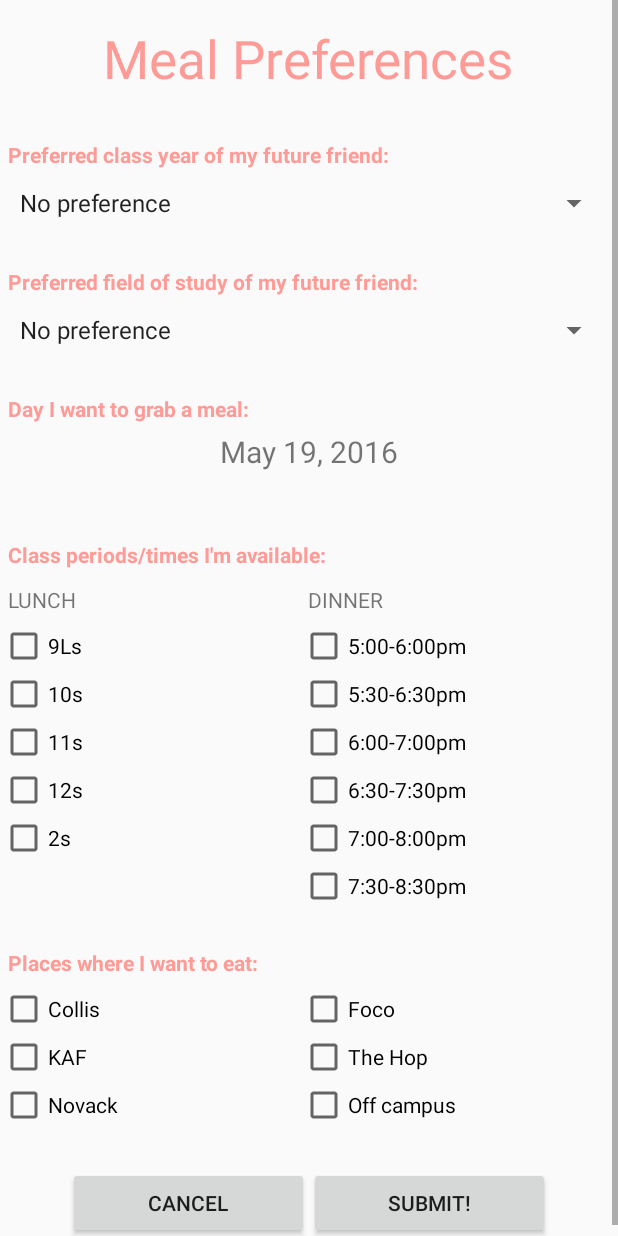
After one commit to edreichua/MealBuddy, an Android app: the RequestPrefActivity screen opened directly, with no data from a screen before it, on a phone screen of 412 x 824 dp. The commit adds this screen. Run offline under Robolectric (Android 15) with nearby library versions, the phone set to English and light mode, and no system bars.

Commit message:
get meal

```diff
--- a/app/src/main/java/com/example/mealbuddy/mealbuddy/MainActivity.java
+++ b/app/src/main/java/com/example/mealbuddy/mealbuddy/MainActivity.java
@@ -1,19 +1,18 @@
 package com.example.mealbuddy.mealbuddy;
 
+import android.app.Fragment;
 import android.app.FragmentManager;
+import android.content.Intent;
 import android.os.Bundle;
-import android.app.Fragment;
-import android.os.Bundle;
-import android.preference.PreferenceFragment;
 import android.support.design.widget.NavigationView;
 import android.support.v4.view.GravityCompat;
 import android.support.v4.widget.DrawerLayout;
 import android.support.v7.app.ActionBarDrawerToggle;
 import android.support.v7.app.AppCompatActivity;
 import android.support.v7.widget.Toolbar;
+import android.view.Menu;
 import android.view.MenuItem;
-
-import android.view.Menu;
+import android.view.View;
 
 public class MainActivity extends AppCompatActivity
         implements NavigationView.OnNavigationItemSelectedListener {
@@ -53,6 +52,11 @@ public class MainActivity extends AppCompatActivity
         }
     }
 
+    public void getMeal(View view) {
+        Intent intent = new Intent(this, RequestPrefActivity.class);
+        startActivity(intent);
+    }
+
     @Override
     public boolean onCreateOptionsMenu(Menu menu) {
         // Inflate the menu; this adds items to the action bar if it is present.
--- /dev/null
+++ b/app/src/main/java/com/example/mealbuddy/mealbuddy/MealRequest.java
@@ -0,0 +1,64 @@
+package com.example.mealbuddy.mealbuddy;
+
+import java.util.ArrayList;
+
+/**
+ * Created by seancann on 4/19/2016.
+ */
+public class MealRequest {
+    private Long id;
+    private String mClassYearPref;    // Preference for class year of future friend
+    private String mFieldOfStudyPref; // Preference for field of study of future friend
+    private long mDate;               // Day of availability
+    private ArrayList<Integer> mTimeList;     // List of available times
+    private ArrayList<Integer> mLocationList; // List of eating locations
+
+    // Constructor
+    MealRequest(){
+        mLocationList = new ArrayList<>();
+        mTimeList = new ArrayList<>();
+    }
+
+    // Setter and Getter for id
+    public void setmId(long id) {
+        this.id = id;
+    }
+    public long getmId() {
+        return id;
+    }
+
+    // Setter and Getter for InputType
+    public void setmClassYearPref(String mClassYearPref) {
+        this.mClassYearPref = mClassYearPref;
+    }
+    public String getmClassYearPref() {
+        return mClassYearPref;
+    }
+
+    // Setter and Getter for ActivityType
+    public void setmFieldOfStudyPref(String mFieldOfStudyPref) {
+        this.mFieldOfStudyPref = mFieldOfStudyPref;
+    }
+    public String getmFieldOfStudyPref() {
+        return mFieldOfStudyPref;
+    }
+
+    // Setter and Getter for DateTime
+    public void setmDate(long mDate) {
+        this.mDate = mDate;
+    }
+    public long getmDateTime() {
+        return mDate;
+    }
+
+    // Setter and Getter for Time List
+    public void setmTimeList(ArrayList<Integer> mTimeList) { this.mTimeList = mTimeList; }
+    public void addmTimeList(Integer mTime) { mTimeList.add(mTime); }
+    public ArrayList<Integer> getmTimeList() { return mTimeList; }
+
+    // Setter and Getter for Location List
+    public void setmLocationList(ArrayList<Integer> mLocationList) { this.mLocationList = mLocationList; }
+    public void addmLocationList(Integer mLocation) { mLocationList.add(mLocation); }
+    public ArrayList<Integer> getmLocationList() { return mLocationList; }
+
+}
--- /dev/null
+++ b/app/src/main/java/com/example/mealbuddy/mealbuddy/RequestPrefActivity.java
@@ -0,0 +1,197 @@
+package com.example.mealbuddy.mealbuddy;
+
+/**
+ * Created by seancann on 4/19/2016.
+ */
+
+import android.app.Activity;
+import android.app.DatePickerDialog;
+import android.app.Dialog;
+import android.os.Bundle;
+import android.util.Log;
+import android.view.View;
+import android.widget.Button;
+import android.widget.CheckBox;
+import android.widget.DatePicker;
+import android.widget.Spinner;
+import android.widget.TextView;
+import android.widget.Toast;
+
+import java.text.DateFormatSymbols;
+import java.util.Calendar;
+
+public class RequestPrefActivity extends Activity {
+
+    // For location and time preferences
+    CheckBox loc1,loc2,loc3,loc4,loc5,loc6;
+    CheckBox time1,time2,time3,time4,time5,time6,time7,time8,time9,time10,time11;
+
+    private Button submitButton, cancelButton;
+    private Spinner classYearSpinner, fieldOfStudySpinner;
+
+//    private DatePicker datePicker;
+    private Calendar calendar;
+    private TextView dateView;
+    private int year, month, day;
+
+    public static MealRequest meal;
+
+
+    @Override
+    protected void onCreate(Bundle savedInstanceState) {
+
+        super.onCreate(savedInstanceState);
+        setContentView(R.layout.activity_requestpref);
+
+        meal = new MealRequest();
+
+        // Get the ids of the buttons
+        submitButton = (Button) findViewById(R.id.button_submit);
+        cancelButton = (Button) findViewById(R.id.button_cancel);
+
+        // Get the ids of the location checkboxes
+        loc1=(CheckBox)findViewById(R.id.locCheckBox1);
+        loc2=(CheckBox)findViewById(R.id.locCheckBox2);
+        loc3=(CheckBox)findViewById(R.id.locCheckBox3);
+        loc4=(CheckBox)findViewById(R.id.locCheckBox4);
+        loc5=(CheckBox)findViewById(R.id.locCheckBox5);
+        loc6=(CheckBox)findViewById(R.id.locCheckBox6);
+
+        // Get the ids of the time checkboxes
+        time1=(CheckBox)findViewById(R.id.timeCheckBox1);
+        time2=(CheckBox)findViewById(R.id.timeCheckBox2);
+        time3=(CheckBox)findViewById(R.id.timeCheckBox3);
+        time4=(CheckBox)findViewById(R.id.timeCheckBox4);
+        time5=(CheckBox)findViewById(R.id.timeCheckBox5);
+        time6=(CheckBox)findViewById(R.id.timeCheckBox6);
+        time7=(CheckBox)findViewById(R.id.timeCheckBox7);
+        time8=(CheckBox)findViewById(R.id.timeCheckBox8);
+        time9=(CheckBox)findViewById(R.id.timeCheckBox9);
+        time10=(CheckBox)findViewById(R.id.timeCheckBox10);
+        time11=(CheckBox)findViewById(R.id.timeCheckBox11);
+
+        // Get the ids of the spinners
+        classYearSpinner=(Spinner) findViewById(R.id.spinnerClassYear);
+        fieldOfStudySpinner=(Spinner) findViewById(R.id.spinnerFieldOfStudy);
+
+        // Variables to deal with picking a day
+        dateView = (TextView) findViewById(R.id.dateTextView);
+        calendar = Calendar.getInstance();
+        year = calendar.get(Calendar.YEAR);
+        month = calendar.get(Calendar.MONTH);
+        day = calendar.get(Calendar.DAY_OF_MONTH);
+        showDate(year, month+1, day);
+
+        // Trigger activity on selecting date text
+        dateView.setOnClickListener(new View.OnClickListener() {
+            @Override
+            public void onClick(View arg) {
+                Log.d("Testing", "Selecting date!");
+                setDate();
+            }
+        });
+
+        // Trigger activity on selecting start button
+        submitButton.setOnClickListener(new View.OnClickListener() {
+            @Override
+            public void onClick(View arg) {
+
+                // Get the preferred class year and field of study from the spinners
+                final String classYearText = classYearSpinner.getSelectedItem().toString();
+                final String fieldOfStudyText = fieldOfStudySpinner.getSelectedItem().toString();
+
+                // Set the preferred class year and field of study
+                meal.setmClassYearPref(classYearText);
+                meal.setmFieldOfStudyPref(fieldOfStudyText);
+
+                // Get data from location checkboxes to set the location list
+                if (loc1.isChecked())
+                    meal.addmLocationList(1);
+                if (loc2.isChecked())
+                    meal.addmLocationList(2);
+                if (loc3.isChecked())
+                    meal.addmLocationList(3);
+                if (loc4.isChecked())
+                    meal.addmLocationList(4);
+                if (loc5.isChecked())
+                    meal.addmLocationList(5);
+                if (loc6.isChecked())
+                    meal.addmLocationList(6);
+
+                // Get data from time checkboxes to set the time list
+                if (time1.isChecked())
+                    meal.addmTimeList(1);
+                if (time2.isChecked())
+                    meal.addmTimeList(2);
+                if (time3.isChecked())
+                    meal.addmTimeList(3);
+                if (time4.isChecked())
+                    meal.addmTimeList(4);
+                if (time5.isChecked())
+                    meal.addmTimeList(5);
+                if (time6.isChecked())
+                    meal.addmTimeList(6);
+                if (time7.isChecked())
+                    meal.addmTimeList(7);
+                if (time8.isChecked())
+                    meal.addmTimeList(8);
+                if (time9.isChecked())
+                    meal.addmTimeList(9);
+                if (time10.isChecked())
+                    meal.addmTimeList(10);
+                if (time11.isChecked())
+                    meal.addmTimeList(11);
+
+                // Submit the meal request
+                submit(meal);
+            }
+        });
+
+        // Trigger activity on selecting cancel button
+        cancelButton.setOnClickListener(new View.OnClickListener() {
+            @Override
+            public void onClick(View arg) {
+                finish();
+            }
+        });
+    }
+
+    public void submit(MealRequest meal) {
+        Log.d("Testing", "Submitted meal: " + meal);
+        Log.d("Testing", "Preferred class year: " + meal.getmClassYearPref());
+        Log.d("Testing", "Preferred field of study: " + meal.getmFieldOfStudyPref());
+        Log.d("Testing", "Meal locations: " + meal.getmLocationList());
+        Log.d("Testing", "Meal times: " + meal.getmTimeList());
+        Toast.makeText(getApplicationContext(), "Submitted!", Toast.LENGTH_SHORT).show();
+    }
+
+    @SuppressWarnings("deprecation")
+    public void setDate() {
+        showDialog(999);
+    }
+
+    @Override
+    @SuppressWarnings("deprecation")
+    protected Dialog onCreateDialog(int id) {
+        // TODO Auto-generated method stub
+        if (id == 999) {
+            return new DatePickerDialog(this, myDateListener, year, month, day);
+        }
+        return null;
+    }
+
+    private DatePickerDialog.OnDateSetListener myDateListener = new DatePickerDialog.OnDateSetListener() {
+        @Override
+        public void onDateSet(DatePicker arg0, int year, int month, int day) {
+            showDate(year, month+1, day);
+        }
+    };
+
+    private void showDate(int year, int month, int day) {
+        dateView.setText(intToMonth(month) + " " + day + ", " + year);
+    }
+
+    public String intToMonth(int month) {
+        return new DateFormatSymbols().getMonths()[month-1];
+    }
+}
--- /dev/null
+++ b/app/src/main/res/layout/activity_requestpref.xml
@@ -0,0 +1,319 @@
+<?xml version="1.0" encoding="utf-8"?>
+<LinearLayout xmlns:android="http://schemas.android.com/apk/res/android"
+    android:id="@+id/fragment_start"
+    android:orientation="vertical" android:layout_width="match_parent"
+    android:layout_height="wrap_content">
+
+    <!-- Allow for scroll view -->
+    <ScrollView
+        android:layout_height="match_parent"
+        android:layout_width="match_parent"
+        xmlns:android="http://schemas.android.com/apk/res/android">
+
+        <LinearLayout xmlns:android="http://schemas.android.com/apk/res/android"
+            android:layout_width="match_parent"
+            android:layout_height="match_parent"
+            android:orientation="vertical" >
+
+
+            <!-- Title -->
+
+            <TextView
+                android:layout_width="wrap_content"
+                android:layout_height="wrap_content"
+                android:layout_margin="5dp"
+                android:layout_gravity="center_horizontal"
+                android:paddingTop="10dp"
+                android:textSize="35dp"
+                android:textColor="@color/colorPrimary"
+                android:text="Meal Preferences" >
+            </TextView>
+
+
+            <!-- Class year -->
+
+            <TextView
+                android:layout_width="wrap_content"
+                android:layout_height="wrap_content"
+                android:layout_margin="5dp"
+                android:paddingTop="20dp"
+                android:textStyle="bold"
+                android:textColor="@color/colorPrimary"
+                android:text="Preferred class year of my future friend:" >
+            </TextView>
+
+            <Spinner
+                android:id="@+id/spinnerClassYear"
+                android:layout_width="match_parent"
+                android:layout_height="wrap_content"
+                android:layout_margin="5dp"
+                android:entries="@array/request_class_year_spinner_list" >
+            </Spinner>
+
+
+            <!-- Field of study -->
+
+            <TextView
+                android:layout_width="wrap_content"
+                android:layout_height="wrap_content"
+                android:layout_margin="5dp"
+                android:paddingTop="20dp"
+                android:textStyle="bold"
+                android:textColor="@color/colorPrimary"
+                android:text="Preferred field of study of my future friend:" >
+            </TextView>
+
+            <Spinner
+                android:id="@+id/spinnerFieldOfStudy"
+                android:layout_width="match_parent"
+                android:layout_height="wrap_content"
+                android:layout_margin="5dp"
+                android:entries="@array/request_field_of_study_spinner_list" >
+            </Spinner>
+
+
+            <!-- Date -->
+
+            <TextView
+                android:layout_width="wrap_content"
+                android:layout_height="wrap_content"
+                android:layout_margin="5dp"
+                android:paddingTop="20dp"
+                android:textStyle="bold"
+                android:textColor="@color/colorPrimary"
+                android:text="Day I want to grab a meal:" >
+            </TextView>
+
+            <TextView
+                android:id="@+id/dateTextView"
+                android:layout_width="wrap_content"
+                android:layout_height="wrap_content"
+                android:layout_gravity="center_horizontal"
+                android:text="Please pick a day"
+                android:textSize="20dp" />
+
+
+            <!-- Times -->
+
+            <TextView
+                android:layout_width="wrap_content"
+                android:layout_height="wrap_content"
+                android:layout_margin="5dp"
+                android:paddingTop="40dp"
+                android:textStyle="bold"
+                android:textColor="@color/colorPrimary"
+                android:text="Class periods/times I'm available:" >
+            </TextView>
+
+            <RelativeLayout
+                android:layout_width="match_parent"
+                android:layout_height="match_parent">
+
+                <LinearLayout
+                    android:id="@+id/lunchTimes"
+                    android:layout_width="match_parent"
+                    android:layout_height="match_parent"
+                    android:orientation="vertical">
+
+                    <TextView
+                        android:layout_width="wrap_content"
+                        android:layout_height="wrap_content"
+                        android:layout_margin="5dp"
+                        android:text="LUNCH" >
+                    </TextView>
+
+                    <CheckBox
+                        android:id="@+id/timeCheckBox1"
+                        android:layout_width="wrap_content"
+                        android:layout_height="wrap_content"
+                        android:text="9Ls"
+                        android:layout_centerHorizontal="false" />
+                    <CheckBox
+                        android:id="@+id/timeCheckBox2"
+                        android:layout_width="wrap_content"
+                        android:layout_height="wrap_content"
+                        android:text="10s"
+                        android:layout_centerHorizontal="true" />
+                    <CheckBox
+                        android:id="@+id/timeCheckBox3"
+                        android:layout_width="wrap_content"
+                        android:layout_height="wrap_content"
+                        android:text="11s"
+                        android:layout_centerHorizontal="true" />
+                    <CheckBox
+                        android:id="@+id/timeCheckBox4"
+                        android:layout_width="wrap_content"
+                        android:layout_height="wrap_content"
+                        android:text="12s"
+                        android:layout_centerHorizontal="true" />
+                    <CheckBox
+                        android:id="@+id/timeCheckBox5"
+                        android:layout_width="wrap_content"
+                        android:layout_height="wrap_content"
+                        android:text="2s"
+                        android:layout_centerHorizontal="true" />
+
+                </LinearLayout>
+
+                <LinearLayout
+                    android:id="@+id/dinnerTimes"
+                    android:layout_width="match_parent"
+                    android:layout_height="match_parent"
+                    android:orientation="vertical"
+                    android:layout_marginLeft="200dp">
+
+                    <TextView
+                        android:layout_width="wrap_content"
+                        android:layout_height="wrap_content"
+                        android:layout_margin="5dp"
+                        android:text="DINNER" >
+                    </TextView>
+
+                    <CheckBox
+                        android:id="@+id/timeCheckBox6"
+                        android:layout_width="wrap_content"
+                        android:layout_height="wrap_content"
+                        android:text="5:00-6:00pm"
+                        android:layout_centerHorizontal="true" />
+                    <CheckBox
+                        android:id="@+id/timeCheckBox7"
+                        android:layout_width="wrap_content"
+                        android:layout_height="wrap_content"
+                        android:text="5:30-6:30pm"
+                        android:layout_centerHorizontal="true" />
+                    <CheckBox
+                        android:id="@+id/timeCheckBox8"
+                        android:layout_width="wrap_content"
+                        android:layout_height="wrap_content"
+                        android:text="6:00-7:00pm"
+                        android:layout_centerHorizontal="true" />
+                    <CheckBox
+                        android:id="@+id/timeCheckBox9"
+                        android:layout_width="wrap_content"
+                        android:layout_height="wrap_content"
+                        android:text="6:30-7:30pm"
+                        android:layout_centerHorizontal="true" />
+                    <CheckBox
+                        android:id="@+id/timeCheckBox10"
+                        android:layout_width="wrap_content"
+                        android:layout_height="wrap_content"
+                        android:text="7:00-8:00pm"
+                        android:layout_centerHorizontal="true" />
+                    <CheckBox
+                        android:id="@+id/timeCheckBox11"
+                        android:layout_width="wrap_content"
+                        android:layout_height="wrap_content"
+                        android:text="7:30-8:30pm"
+                        android:layout_centerHorizontal="true" />
+                </LinearLayout>
+
+            </RelativeLayout>
+
+
+            <!-- Locations -->
+
+            <TextView
+                android:layout_width="wrap_content"
+                android:layout_height="wrap_content"
+                android:layout_margin="5dp"
+                android:paddingTop="20dp"
+                android:textStyle="bold"
+                android:textColor="@color/colorPrimary"
+                android:text="Places where I want to eat:" >
+            </TextView>
+
+            <RelativeLayout
+                android:layout_width="match_parent"
+                android:layout_height="match_parent">
+
+                <LinearLayout
+                    android:layout_width="match_parent"
+                    android:layout_height="match_parent"
+                    android:orientation="vertical">
+
+                    <CheckBox
+                        android:id="@+id/locCheckBox1"
+                        android:layout_width="wrap_content"
+                        android:layout_height="wrap_content"
+                        android:text="Collis"
+                        android:layout_centerHorizontal="true" />
+                    <CheckBox
+                        android:id="@+id/locCheckBox2"
+                        android:layout_width="wrap_content"
+                        android:layout_height="wrap_content"
+                        android:text="KAF"
+                        android:layout_centerHorizontal="true" />
+                    <CheckBox
+                        android:id="@+id/locCheckBox3"
+                        android:layout_width="wrap_content"
+                        android:layout_height="wrap_content"
+                        android:text="Novack"
+                        android:layout_centerHorizontal="true" />
+
+                </LinearLayout>
+
+                <LinearLayout
+                    android:layout_width="match_parent"
+                    android:layout_height="match_parent"
+                    android:orientation="vertical"
+                    android:layout_marginLeft="200dp">
+
+                    <CheckBox
+                        android:id="@+id/locCheckBox4"
+                        android:layout_width="wrap_content"
+                        android:layout_height="wrap_content"
+                        android:text="Foco"
+                        android:layout_centerHorizontal="true" />
+                    <CheckBox
+                        android:id="@+id/locCheckBox5"
+                        android:layout_width="wrap_content"
+                        android:layout_height="wrap_content"
+                        android:text="The Hop"
+                        android:layout_centerHorizontal="true" />
+                    <CheckBox
+                        android:id="@+id/locCheckBox6"
+                        android:layout_width="wrap_content"
+                        android:layout_height="wrap_content"
+                        android:text="Off campus"
+                        android:layout_centerHorizontal="true" />
+
+                </LinearLayout>
+
+            </RelativeLayout>
+
+
+
+            <!-- Submit/Cancel buttons -->
+
+
+            <LinearLayout
+                android:layout_width="match_parent"
+                android:layout_height="wrap_content"
+                android:layout_margin="5dp"
+                android:paddingTop="20dp" >
+
+                <Button
+                    android:id="@+id/button_cancel"
+                    android:layout_width="match_parent"
+                    android:layout_height="wrap_content"
+                    android:layout_marginLeft="40dp"
+                    android:layout_weight="1"
+                    android:text="Cancel" >
+                </Button>
+
+                <Button
+                    android:id="@+id/button_submit"
+                    android:layout_width="match_parent"
+                    android:layout_height="wrap_content"
+                    android:layout_marginRight="40dp"
+                    android:layout_weight="1"
+                    android:text="Submit!" >
+                </Button>
+
+            </LinearLayout>
+
+        </LinearLayout>
+
+    </ScrollView>
+
+</LinearLayout>
--- a/app/src/main/res/layout/mainfragment.xml
+++ b/app/src/main/res/layout/mainfragment.xml
@@ -31,6 +31,7 @@
             android:gravity="center"
             android:typeface="serif"
             android:textStyle="bold|italic"
+            android:onClick="getMeal"
             android:text="Eat with a Stranger?"/>
 
     </LinearLayout>
--- a/app/src/main/res/values/colors.xml
+++ b/app/src/main/res/values/colors.xml
@@ -3,4 +3,5 @@
     <color name="colorPrimary">#FF9B97</color>
     <color name="colorPrimaryDark">#FF9B97</color>
     <color name="colorAccent">#FF9B97</color>
+
 </resources>
--- a/app/src/main/res/values/strings.xml
+++ b/app/src/main/res/values/strings.xml
@@ -77,6 +77,28 @@
         <item>Others</item>
     </string-array>
 
+    <!-- Spinners for request preferences -->
+
+    <string-array name="request_class_year_spinner_list">
+        <item>No preference</item>
+        <item>2020</item>
+        <item>2019</item>
+        <item>2018</item>
+        <item>2017</item>
+        <item>2016</item>
+        <item>Grad student</item>
+        <item>Faculty/staff</item>
+    </string-array>
+
+    <string-array name="request_field_of_study_spinner_list">
+        <item>No preference</item>
+        <item>Arts</item>
+        <item>Humanities</item>
+        <item>Interdisciplinary</item>
+        <item>Sciences</item>
+        <item>Social Sciences</item>
+    </string-array>
+
     <!-- Constants for photo picker -->
     <string name="ui_photo_picker">"Select profile image"</string>
     <string-array name="ui_photo_picker_list">
```
Also changed, not shown: app/src/main/AndroidManifest.xml (+8 -0 lines), 3 other files.
